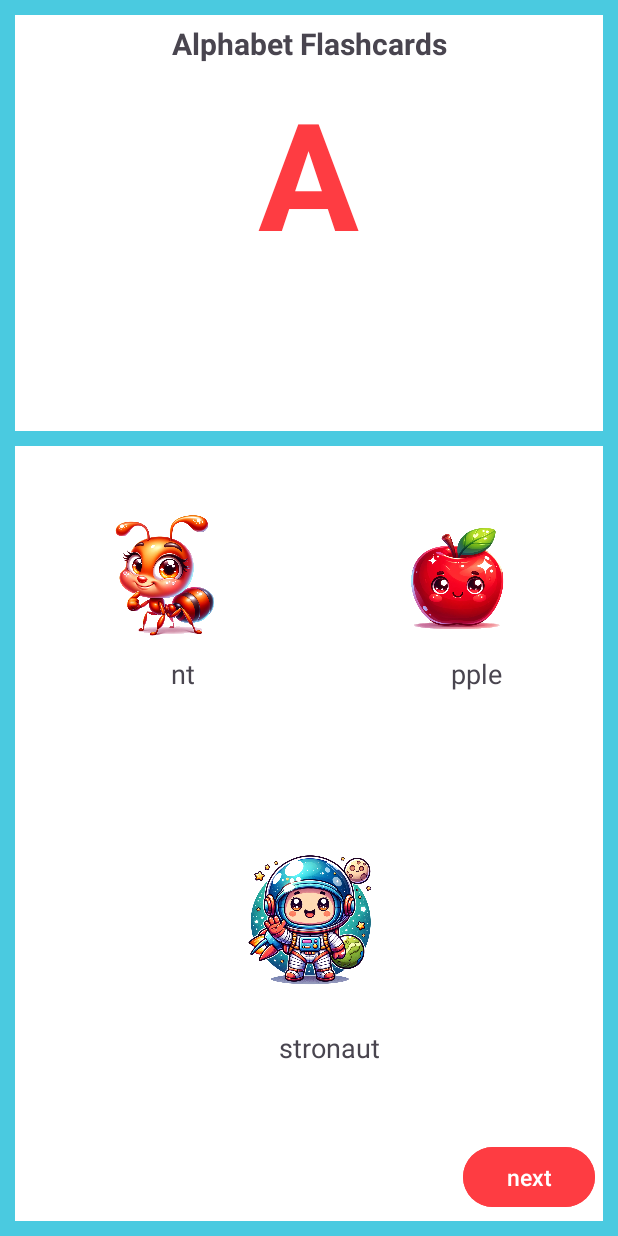
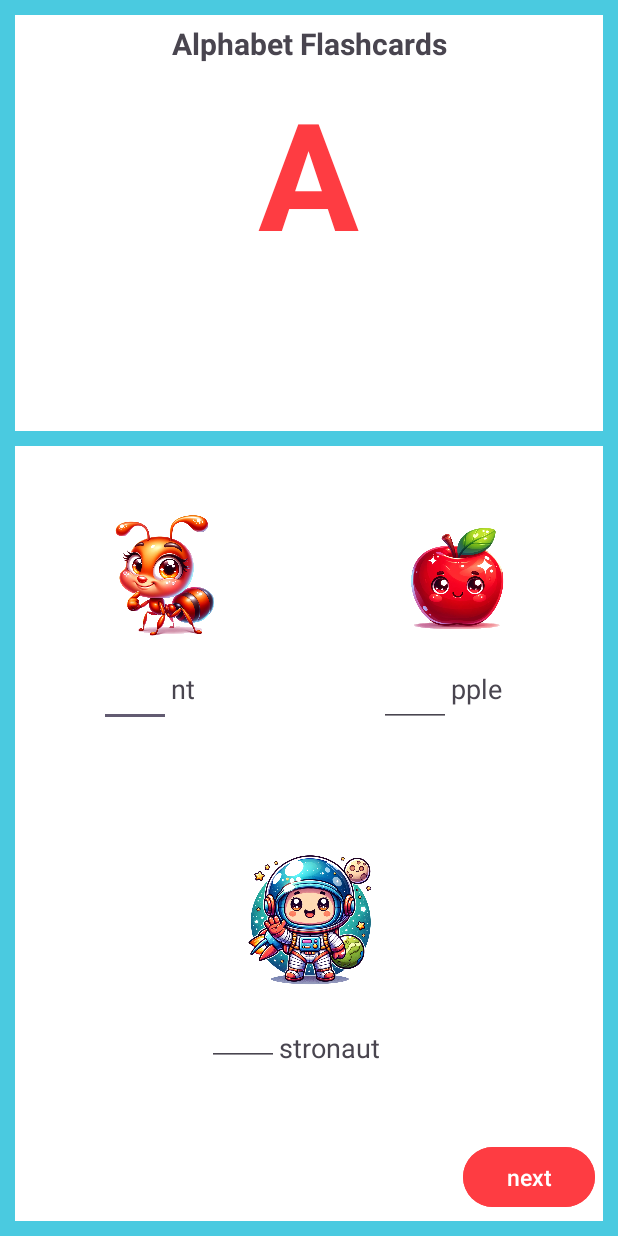
Before and after one commit to bisma-im/Learn-N-Play-Test, an Android app: the FlashCardActivity screen opened directly, with no data from a screen before it, on a phone screen of 412 x 824 dp. Run offline under Robolectric (Android 15) with nearby library versions, the phone set to English and light mode, and no system bars; Roboto replaces fonts that are not available here.

Commit message:
UI Changes

```diff
--- a/app/src/main/res/layout/activity_flash_card.xml
+++ b/app/src/main/res/layout/activity_flash_card.xml
@@ -84,7 +84,6 @@
                         android:layout_width="48dp"
                         android:layout_height="48dp"
                         android:inputType="text"
-                        android:background="#00000000"
                         android:gravity="right"
                         android:maxLength="1" />
 
@@ -126,7 +125,6 @@
                         android:layout_height="48dp"
                         android:inputType="text"
                         android:gravity="right"
-                        android:background="#00000000"
                         android:maxLength="1" />
 
                     <!-- TextView for the rest of the word -->
@@ -167,7 +165,6 @@
                     android:id="@+id/thirdObjEditText"
                     android:layout_width="48dp"
                     android:layout_height="48dp"
-                    android:background="#00000000"
                     android:gravity="right"/>
 
                 <!-- TextView for the rest of the word -->
```
Also changed, not shown: app/src/main/java/com/example/learnnplay/AdditionActivity.java (+7 -0 lines).
